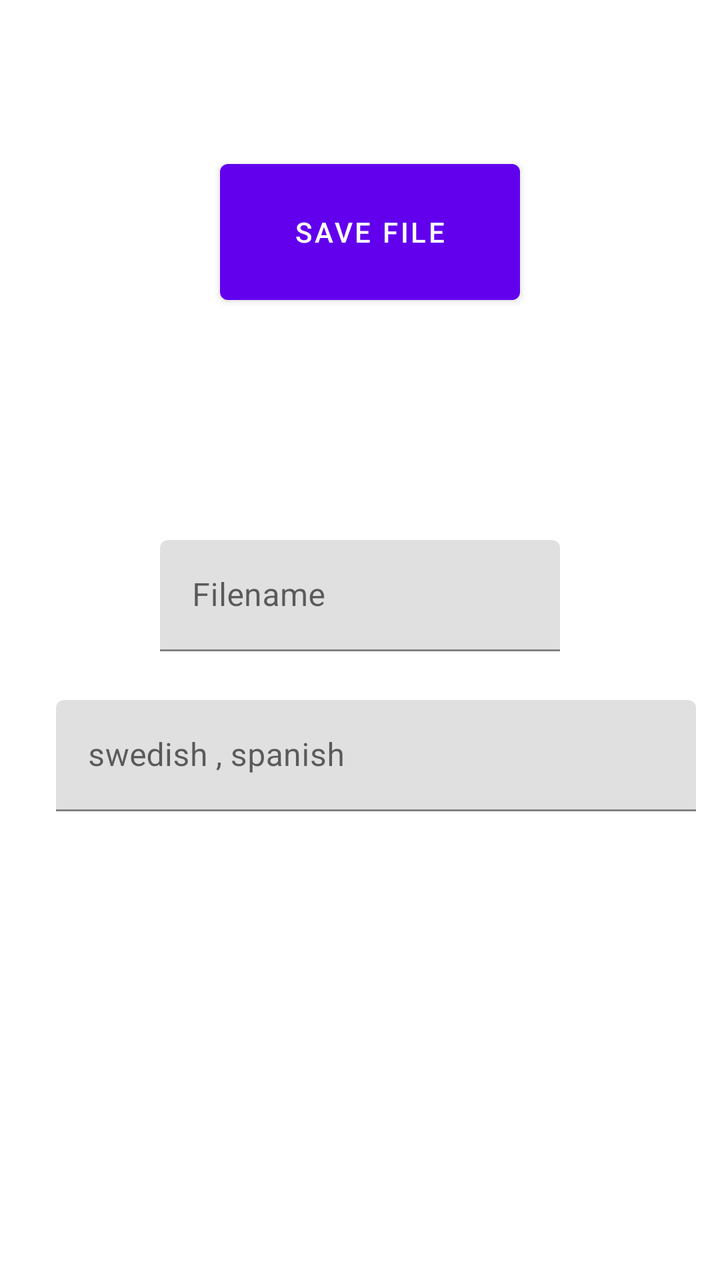
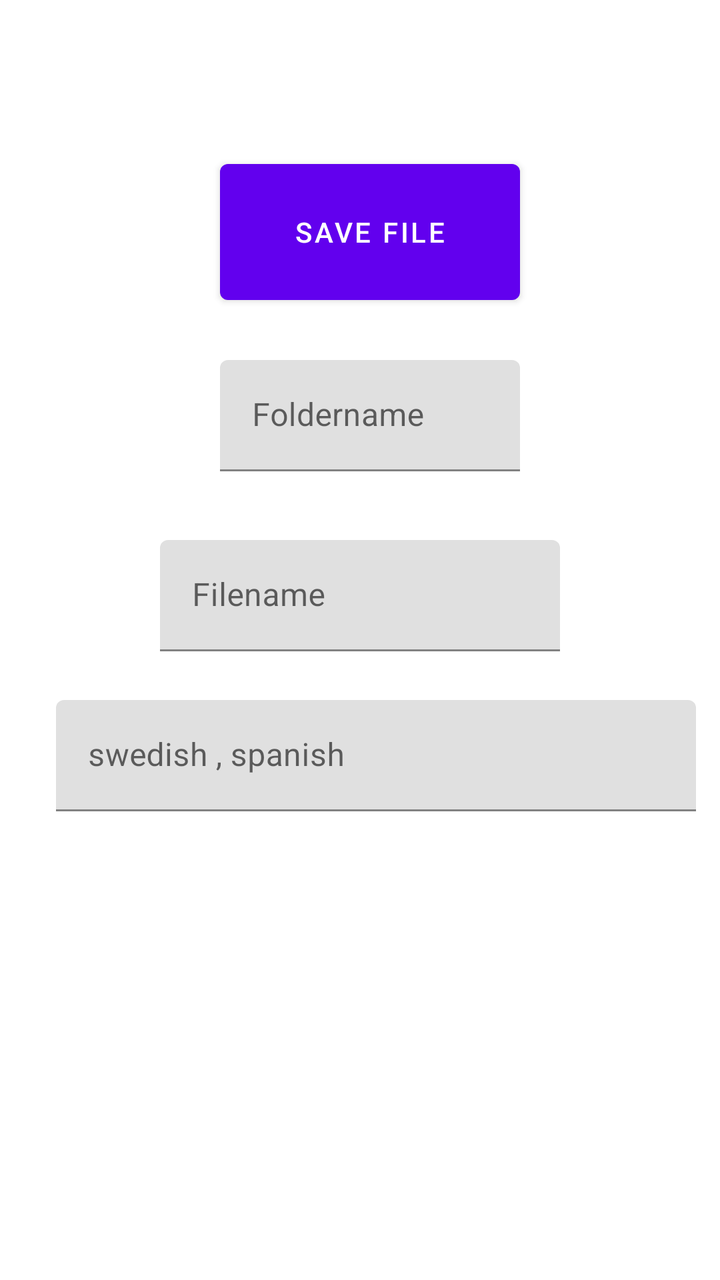

Two renders of the same Android screen: before a commit and after it. Below are the layout's source before the change and the commit's diff.
<!-- AndroidManifest.xml: application theme Theme.OrdApp -->
<!-- res/layout/activity_simple_input.xml -->
<?xml version="1.0" encoding="utf-8"?>
<ScrollView xmlns:app="http://schemas.android.com/apk/res-auto"
    xmlns:tools="http://schemas.android.com/tools"
    android:id="@+id/scrollView"
    android:layout_width="match_parent"
    android:layout_height="match_parent"
    xmlns:android="http://schemas.android.com/apk/res/android">

    <androidx.constraintlayout.widget.ConstraintLayout
        android:id="@+id/main"
        android:layout_width="match_parent"
        android:layout_height="match_parent"
        tools:context=".SimpleInput"
        android:paddingBottom="100dp">

        <Button
            android:id="@+id/createSimpleFileButton"
            android:layout_width="150dp"
            android:layout_height="80dp"
            android:layout_marginStart="110dp"
            android:layout_marginTop="76dp"
            android:text="Save file"
            app:layout_constraintStart_toStartOf="parent"
            app:layout_constraintTop_toTopOf="parent" />

        <TextView
            android:id="@+id/folderInput"
            android:layout_width="150dp"
            android:layout_height="wrap_content"
            android:text=""
            android:textSize="18sp"
            app:layout_constraintStart_toStartOf="parent"
            app:layout_constraintTop_toTopOf="parent"
            android:layout_marginStart="110dp"
            android:layout_marginTop="180dp" />

        <com.google.android.material.textfield.TextInputLayout
            android:id="@+id/fileName"
            android:layout_width="200dp"
            android:layout_height="wrap_content"
            android:layout_marginStart="80dp"
            android:layout_marginTop="270dp"
            app:layout_constraintStart_toStartOf="parent"
            app:layout_constraintTop_toTopOf="parent">

            <com.google.android.material.textfield.TextInputEditText
                android:id="@+id/fileNameInput"
                android:layout_width="match_parent"
                android:layout_height="wrap_content"
                android:ellipsize="none"
                android:hint="Filename"
                android:inputType="textMultiLine"
                android:overScrollMode="always"
                android:scrollHorizontally="true"
                android:singleLine="true" />
        </com.google.android.material.textfield.TextInputLayout>

        <com.google.android.material.textfield.TextInputLayout
            android:id="@+id/simpleInput"
            android:layout_width="320dp"
            android:layout_height="wrap_content"
            android:layout_marginStart="28dp"
            android:layout_marginTop="350dp"
            app:layout_constraintStart_toStartOf="parent"
            app:layout_constraintTop_toTopOf="parent">

            <com.google.android.material.textfield.TextInputEditText
                android:id="@+id/SimpleInputText"
                android:layout_width="match_parent"
                android:layout_height="wrap_content"
                android:hint="swedish , spanish"
                tools:layout_editor_absoluteX="18dp"
                tools:layout_editor_absoluteY="281dp" />

        </com.google.android.material.textfield.TextInputLayout>

    </androidx.constraintlayout.widget.ConstraintLayout>
</ScrollView>
<!-- resources referenced by this layout -->
<resources>
  <style name="Theme.OrdApp" parent="Theme.MaterialComponents.DayNight.DarkActionBar">
          
          <item name="colorPrimary">@color/purple_500</item>
          <item name="colorPrimaryVariant">@color/purple_700</item>
          <item name="colorOnPrimary">@color/white</item>
          
          <item name="colorSecondary">@color/teal_200</item>
          <item name="colorSecondaryVariant">@color/teal_700</item>
          <item name="colorOnSecondary">@color/black</item>
          
          <item name="android:statusBarColor">?attr/colorPrimaryVariant</item>
          
      </style>
  <color name="purple_500">#FF6200EE</color>
  <color name="purple_700">#FF3700B3</color>
  <color name="white">#FFFFFFFF</color>
  <color name="teal_200">#FF03DAC5</color>
  <color name="teal_700">#FF018786</color>
  <color name="black">#FF000000</color>
</resources>

<!-- the commit's change to res/layout/activity_simple_input.xml (unified diff, before → after) -->
@@ -13,6 +13,16 @@
         tools:context=".SimpleInput"
         android:paddingBottom="100dp">
 
+        <TextView
+            android:id="@+id/extraMessage"
+            android:layout_width="wrap_content"
+            android:layout_height="wrap_content"
+            android:layout_marginStart="40dp"
+            android:layout_marginTop="32dp"
+            android:text=""
+            app:layout_constraintStart_toStartOf="parent"
+            app:layout_constraintTop_toTopOf="parent" />
+
         <Button
             android:id="@+id/createSimpleFileButton"
             android:layout_width="150dp"
@@ -23,16 +33,27 @@
             app:layout_constraintStart_toStartOf="parent"
             app:layout_constraintTop_toTopOf="parent" />
 
-        <TextView
-            android:id="@+id/folderInput"
+        <com.google.android.material.textfield.TextInputLayout
+            android:id="@+id/folderName"
             android:layout_width="150dp"
             android:layout_height="wrap_content"
-            android:text=""
             android:textSize="18sp"
+            android:layout_marginTop="180dp"
+            android:layout_marginStart="110dp"
             app:layout_constraintStart_toStartOf="parent"
-            app:layout_constraintTop_toTopOf="parent"
-            android:layout_marginStart="110dp"
-            android:layout_marginTop="180dp" />
+            app:layout_constraintTop_toTopOf="parent">
+
+            <com.google.android.material.textfield.TextInputEditText
+                android:id="@+id/folderNameInput"
+                android:layout_width="match_parent"
+                android:layout_height="wrap_content"
+                android:ellipsize="none"
+                android:hint="Foldername"
+                android:inputType="textMultiLine"
+                android:overScrollMode="always"
+                android:scrollHorizontally="true"
+                android:singleLine="true" />
+        </com.google.android.material.textfield.TextInputLayout>
 
         <com.google.android.material.textfield.TextInputLayout
             android:id="@+id/fileName"
